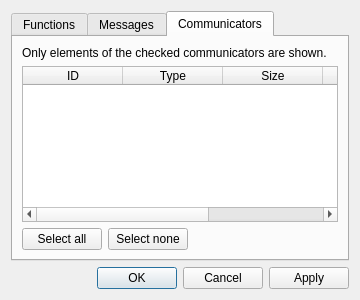
Qt form mpi.tool/components/qTV/filterdialog.ui (peatman/peat) before a commit.
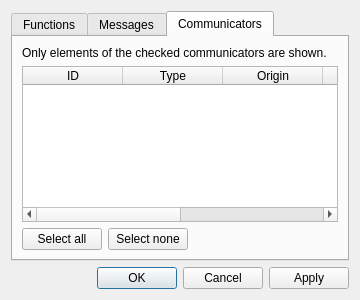
The same form after that commit. The open tabs and pages were chosen to show the change.

```diff
--- a/mpi.tool/components/qTV/filterdialog.ui
+++ b/mpi.tool/components/qTV/filterdialog.ui
@@ -196,6 +196,11 @@
            <string>Type</string>
           </property>
          </column>
+         <column>
+          <property name="text">
+           <string>Origin</string>
+          </property>
+         </column>
          <column>
           <property name="text">
            <string>Size</string>
```
